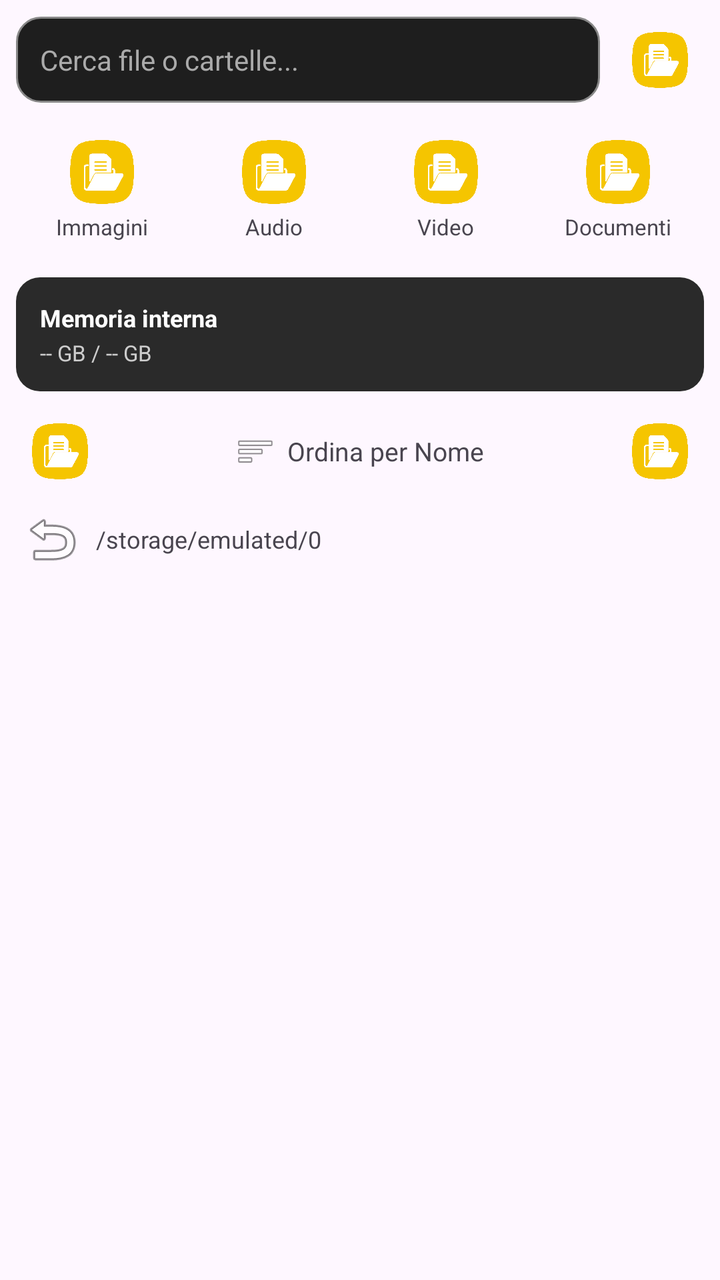
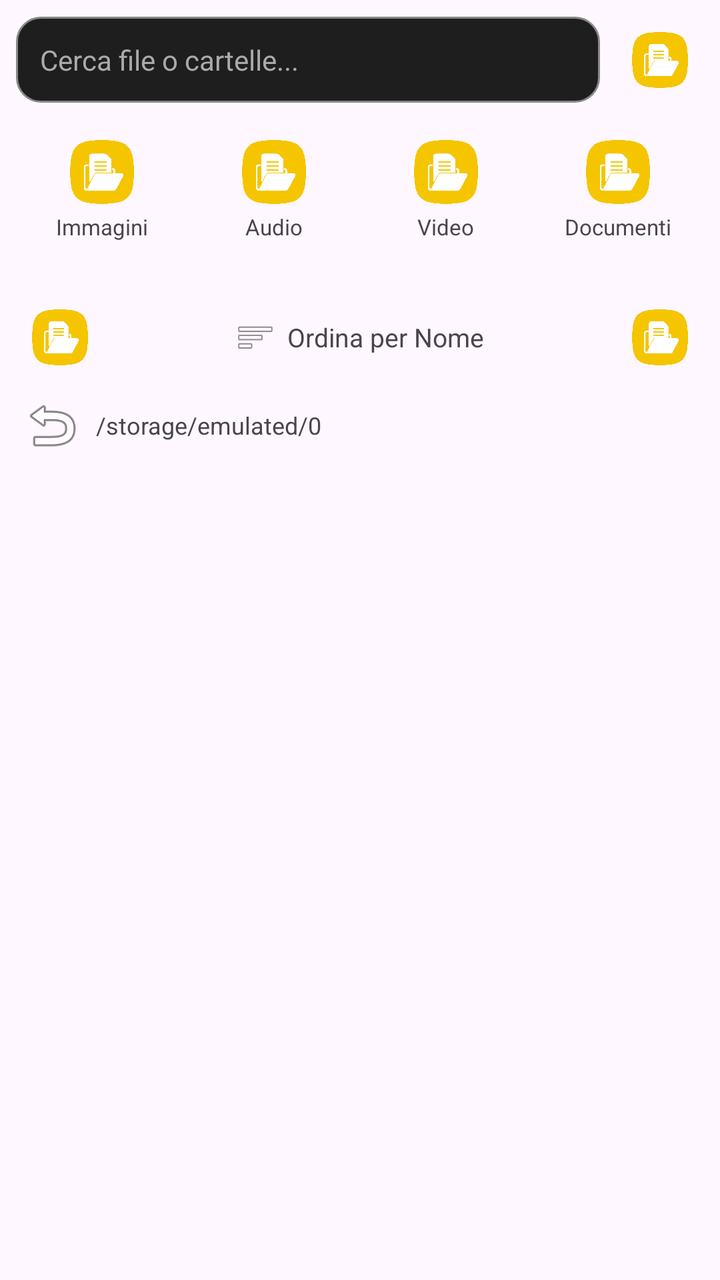

Before-and-after screenshots of an Android layout around one commit, followed by the original layout XML and the change that was made.
<!-- AndroidManifest.xml: application theme AppTheme -->
<!-- res/layout/activity_main.xml -->
<?xml version="1.0" encoding="utf-8"?>
<LinearLayout xmlns:android="http://schemas.android.com/apk/res/android"
    android:layout_width="match_parent"
    android:layout_height="match_parent"
    android:orientation="vertical"
    android:fitsSystemWindows="true">

    
    <LinearLayout
        android:layout_width="match_parent"
        android:layout_height="wrap_content"
        android:orientation="horizontal"
        android:padding="8dp"
        android:gravity="center_vertical">

        <EditText
            android:id="@+id/editSearch"
            android:layout_width="0dp"
            android:layout_height="wrap_content"
            android:layout_weight="1"
            android:hint="Cerca file o cartelle..."
            android:padding="12dp"
            android:textSize="14sp"
            android:textColor="#FFFFFF"
            android:textColorHint="#AAAAAA"
            android:background="@drawable/search_background"
            android:maxLines="1"
            android:inputType="text" />

        <ImageButton
            android:id="@+id/btnSettings"
            android:layout_width="44dp"
            android:layout_height="44dp"
            android:layout_marginStart="8dp"
            android:src="@drawable/settings"
            android:background="?attr/selectableItemBackgroundBorderless"
            android:scaleType="fitCenter"
            android:padding="8dp"
            android:contentDescription="Impostazioni" />
    </LinearLayout>

    
    <LinearLayout
        android:layout_width="match_parent"
        android:layout_height="wrap_content"
        android:orientation="horizontal"
        android:paddingStart="8dp"
        android:paddingEnd="8dp"
        android:paddingBottom="8dp">

        <LinearLayout
            android:id="@+id/catImages"
            android:layout_width="0dp"
            android:layout_height="wrap_content"
            android:layout_weight="1"
            android:orientation="vertical"
            android:gravity="center"
            android:padding="10dp"
            android:background="?attr/selectableItemBackground">

            <ImageView
                android:layout_width="32dp"
                android:layout_height="32dp"
                android:src="@drawable/images"
                android:contentDescription="" />

            <TextView
                android:layout_width="wrap_content"
                android:layout_height="wrap_content"
                android:text="Immagini"
                android:textSize="11sp"
                android:paddingTop="4dp" />
        </LinearLayout>

        <LinearLayout
            android:id="@+id/catAudio"
            android:layout_width="0dp"
            android:layout_height="wrap_content"
            android:layout_weight="1"
            android:orientation="vertical"
            android:gravity="center"
            android:padding="10dp"
            android:background="?attr/selectableItemBackground">

            <ImageView
                android:layout_width="32dp"
                android:layout_height="32dp"
                android:src="@drawable/audio"
                android:contentDescription="" />

            <TextView
                android:layout_width="wrap_content"
                android:layout_height="wrap_content"
                android:text="Audio"
                android:textSize="11sp"
                android:paddingTop="4dp" />
        </LinearLayout>

        <LinearLayout
            android:id="@+id/catVideo"
            android:layout_width="0dp"
            android:layout_height="wrap_content"
            android:layout_weight="1"
            android:orientation="vertical"
            android:gravity="center"
            android:padding="10dp"
            android:background="?attr/selectableItemBackground">

            <ImageView
                android:layout_width="32dp"
                android:layout_height="32dp"
                android:src="@drawable/video"
                android:contentDescription="" />

            <TextView
                android:layout_width="wrap_content"
                android:layout_height="wrap_content"
                android:text="Video"
                android:textSize="11sp"
                android:paddingTop="4dp" />
        </LinearLayout>

        <LinearLayout
            android:id="@+id/catDocs"
            android:layout_width="0dp"
            android:layout_height="wrap_content"
            android:layout_weight="1"
            android:orientation="vertical"
            android:gravity="center"
            android:padding="10dp"
            android:background="?attr/selectableItemBackground">

            <ImageView
                android:layout_width="32dp"
                android:layout_height="32dp"
                android:src="@drawable/documents"
                android:contentDescription="" />

            <TextView
                android:layout_width="wrap_content"
                android:layout_height="wrap_content"
                android:text="Documenti"
                android:textSize="11sp"
                android:paddingTop="4dp" />
        </LinearLayout>
    </LinearLayout>

    
    <LinearLayout
        android:id="@+id/storageRow"
        android:layout_width="match_parent"
        android:layout_height="wrap_content"
        android:orientation="horizontal"
        android:paddingStart="8dp"
        android:paddingEnd="8dp"
        android:paddingBottom="8dp">

        <LinearLayout
            android:id="@+id/storageCard"
            android:layout_width="0dp"
            android:layout_height="wrap_content"
            android:layout_weight="1"
            android:orientation="vertical"
            android:padding="12dp"
            android:background="@drawable/storage_background"
            android:clickable="true"
            android:focusable="true">

            <TextView
                android:layout_width="wrap_content"
                android:layout_height="wrap_content"
                android:text="Memoria interna"
                android:textSize="12sp"
                android:textStyle="bold"
                android:textColor="#FFFFFF" />

            <TextView
                android:id="@+id/txtInternalInfo"
                android:layout_width="wrap_content"
                android:layout_height="wrap_content"
                android:text="-- GB / -- GB"
                android:textSize="11sp"
                android:textColor="#CCCCCC"
                android:paddingTop="2dp" />
        </LinearLayout>
    </LinearLayout>

    
    <LinearLayout
        android:layout_width="match_parent"
        android:layout_height="wrap_content"
        android:orientation="horizontal"
        android:paddingStart="8dp"
        android:paddingEnd="8dp"
        android:paddingBottom="4dp"
        android:gravity="center_vertical">

        <ImageButton
            android:id="@+id/btnAddFolder"
            android:layout_width="44dp"
            android:layout_height="44dp"
            android:src="@drawable/folder_add"
            android:background="?attr/selectableItemBackgroundBorderless"
            android:scaleType="fitCenter"
            android:padding="8dp"
            android:contentDescription="Nuova cartella" />

        <LinearLayout
            android:id="@+id/btnSort"
            android:layout_width="0dp"
            android:layout_height="wrap_content"
            android:layout_weight="1"
            android:orientation="horizontal"
            android:gravity="center"
            android:clickable="true"
            android:focusable="true"
            android:background="?attr/selectableItemBackground"
            android:padding="8dp">

            <ImageView
                android:layout_width="20dp"
                android:layout_height="20dp"
                android:src="@android:drawable/ic_menu_sort_by_size"
                android:contentDescription="" />

            <TextView
                android:id="@+id/txtSort"
                android:layout_width="wrap_content"
                android:layout_height="wrap_content"
                android:text="Ordina per Nome"
                android:textSize="13sp"
                android:paddingStart="6dp" />
        </LinearLayout>

        <ImageButton
            android:id="@+id/btnPaste"
            android:layout_width="44dp"
            android:layout_height="44dp"
            android:src="@android:drawable/ic_menu_save"
            android:background="?attr/selectableItemBackgroundBorderless"
            android:scaleType="fitCenter"
            android:padding="8dp"
            android:visibility="gone"
            android:contentDescription="Incolla" />

        <ImageButton
            android:id="@+id/btnViewToggle"
            android:layout_width="44dp"
            android:layout_height="44dp"
            android:src="@drawable/list"
            android:background="?attr/selectableItemBackgroundBorderless"
            android:scaleType="fitCenter"
            android:padding="8dp"
            android:contentDescription="Vista" />
    </LinearLayout>

    
    <LinearLayout
        android:layout_width="match_parent"
        android:layout_height="wrap_content"
        android:orientation="horizontal"
        android:paddingStart="8dp"
        android:paddingEnd="8dp"
        android:paddingBottom="4dp"
        android:gravity="center_vertical">

        <ImageButton
            android:id="@+id/btnBack"
            android:layout_width="36dp"
            android:layout_height="36dp"
            android:src="@android:drawable/ic_menu_revert"
            android:background="?attr/selectableItemBackgroundBorderless"
            android:contentDescription="Indietro" />

        <TextView
            android:id="@+id/txtPath"
            android:layout_width="0dp"
            android:layout_height="wrap_content"
            android:layout_weight="1"
            android:paddingStart="4dp"
            android:text="/storage/emulated/0"
            android:textSize="12sp"
            android:maxLines="1"
            android:ellipsize="start" />
    </LinearLayout>

    
    <androidx.recyclerview.widget.RecyclerView
        android:id="@+id/recyclerFiles"
        android:layout_width="match_parent"
        android:layout_height="0dp"
        android:layout_weight="1"
        android:padding="4dp"
        android:clipToPadding="false" />

</LinearLayout>
<!-- resources referenced by this layout -->
<resources>
  <!-- drawable audio: png bitmap (drawable, 42915 bytes) -->
  <!-- drawable documents: png bitmap (drawable, 42915 bytes) -->
  <!-- drawable folder_add: png bitmap (drawable, 42915 bytes) -->
  <!-- drawable images: png bitmap (drawable, 42915 bytes) -->
  <!-- drawable list: png bitmap (drawable, 42915 bytes) -->
  <!-- drawable search_background (drawable) -->
  <?xml version="1.0" encoding="utf-8"?>
  <shape xmlns:android="http://schemas.android.com/apk/res/android"
      android:shape="rectangle">
      <solid android:color="#1E1E1E" />
      <corners android:radius="12dp" />
      <stroke
          android:width="1dp"
          android:color="#888888" />
  </shape>
  <!-- drawable settings: png bitmap (drawable, 42915 bytes) -->
  <!-- drawable storage_background (drawable) -->
  <?xml version="1.0" encoding="utf-8"?>
  <shape xmlns:android="http://schemas.android.com/apk/res/android"
      android:shape="rectangle">
      <solid android:color="#2A2A2A" />
      <corners android:radius="12dp" />
  </shape>
  <!-- drawable video: png bitmap (drawable, 42915 bytes) -->
  <style name="AppTheme" parent="Theme.Material3.DayNight.NoActionBar">
          <item name="android:statusBarColor">#000000</item>
          <item name="android:navigationBarColor">#000000</item>
          <item name="android:windowLightStatusBar">false</item>
          <item name="android:windowLightNavigationBar" tools:targetApi="o_mr1">false</item>
      </style>
</resources>

<!-- the commit's change to res/layout/activity_main.xml (unified diff, before → after) -->
@@ -154,35 +154,7 @@
         android:paddingStart="8dp"
         android:paddingEnd="8dp"
         android:paddingBottom="8dp">
-
-        <LinearLayout
-            android:id="@+id/storageCard"
-            android:layout_width="0dp"
-            android:layout_height="wrap_content"
-            android:layout_weight="1"
-            android:orientation="vertical"
-            android:padding="12dp"
-            android:background="@drawable/storage_background"
-            android:clickable="true"
-            android:focusable="true">
-
-            <TextView
-                android:layout_width="wrap_content"
-                android:layout_height="wrap_content"
-                android:text="Memoria interna"
-                android:textSize="12sp"
-                android:textStyle="bold"
-                android:textColor="#FFFFFF" />
-
-            <TextView
-                android:id="@+id/txtInternalInfo"
-                android:layout_width="wrap_content"
-                android:layout_height="wrap_content"
-                android:text="-- GB / -- GB"
-                android:textSize="11sp"
-                android:textColor="#CCCCCC"
-                android:paddingTop="2dp" />
-        </LinearLayout>
+        
     </LinearLayout>
 
     
<!-- resource entries referenced after the edit -->
@@ -16,13 +16,6 @@
           android:color="#888888" />
   </shape>
   <!-- drawable settings: png bitmap (drawable, 42915 bytes) -->
-  <!-- drawable storage_background (drawable) -->
-  <?xml version="1.0" encoding="utf-8"?>
-  <shape xmlns:android="http://schemas.android.com/apk/res/android"
-      android:shape="rectangle">
-      <solid android:color="#2A2A2A" />
-      <corners android:radius="12dp" />
-  </shape>
   <!-- drawable video: png bitmap (drawable, 42915 bytes) -->
   <style name="AppTheme" parent="Theme.Material3.DayNight.NoActionBar">
           <item name="android:statusBarColor">#000000</item>
